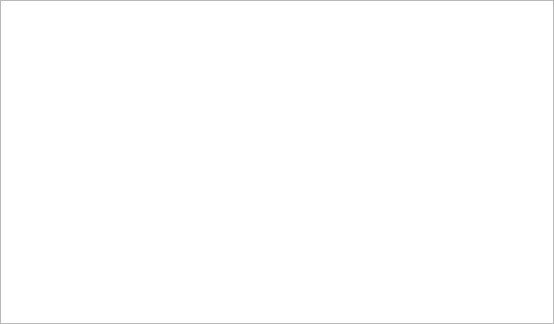
Qt form dlinkinspector/dlinkinspector.ui (qingshuiliuyun/NewGrass) before a commit.
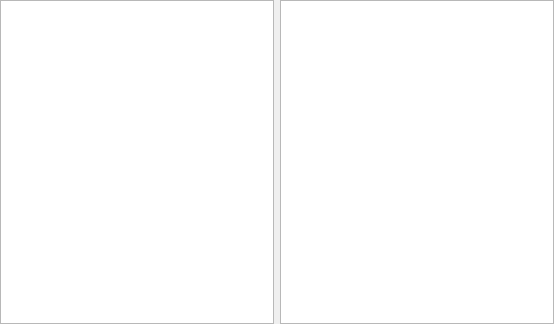
The same form after that commit.

Diff of the .ui file:
```diff
--- a/dlinkinspector/dlinkinspector.ui
+++ b/dlinkinspector/dlinkinspector.ui
@@ -29,6 +29,9 @@
    <item row="0" column="0">
     <widget class="QTextBrowser" name="textBrowser"/>
    </item>
+   <item row="0" column="1">
+    <widget class="QTextBrowser" name="DebugInfo"/>
+   </item>
   </layout>
  </widget>
  <resources/>
```
